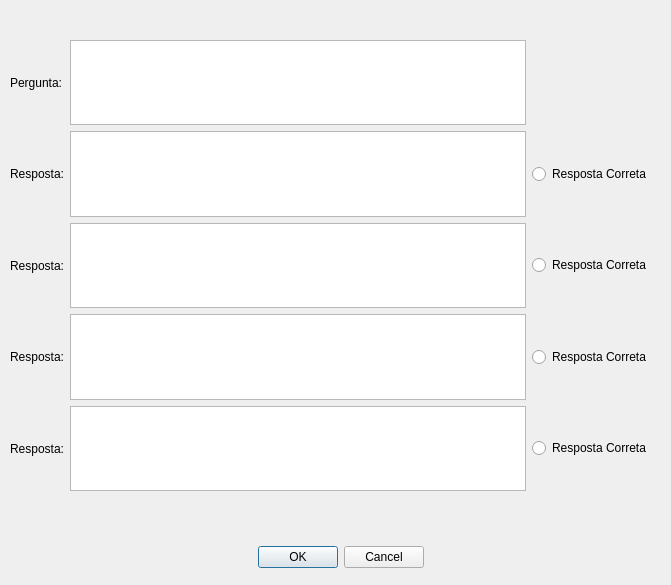
Before: the Qt Designer form anatomy/newquestionwindow.ui in caiovosilva/anatomy, drawn with Qt 5.
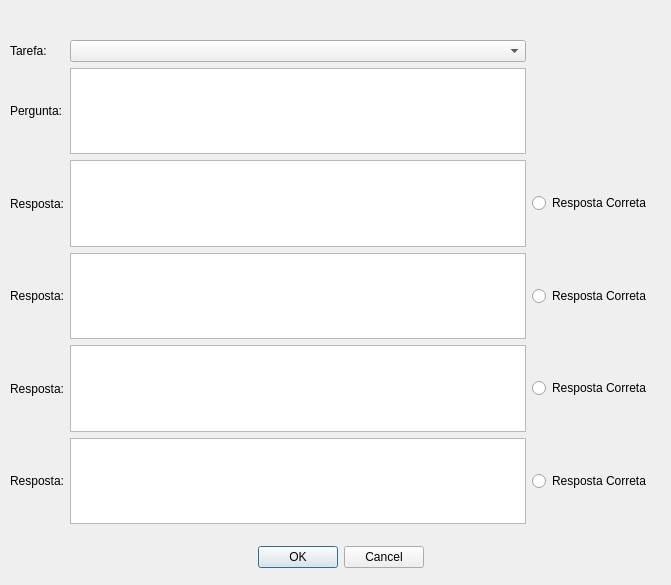
After: the same form once the commit is applied.

Diff of the .ui file:
```diff
--- a/anatomy/newquestionwindow.ui
+++ b/anatomy/newquestionwindow.ui
@@ -32,28 +32,18 @@
      <x>10</x>
      <y>40</y>
      <width>641</width>
-     <height>451</height>
+     <height>484</height>
     </rect>
    </property>
    <layout class="QGridLayout" name="gridLayout">
-    <item row="4" column="1">
-     <widget class="QTextEdit" name="answer4"/>
-    </item>
-    <item row="1" column="2">
-     <widget class="QRadioButton" name="correctAnswer1">
+    <item row="2" column="0">
+     <widget class="QLabel" name="label_2">
       <property name="text">
-       <string>Resposta Correta</string>
+       <string>Resposta:</string>
       </property>
      </widget>
     </item>
-    <item row="3" column="2">
-     <widget class="QRadioButton" name="correctAnswer3">
-      <property name="text">
-       <string>Resposta Correta</string>
-      </property>
-     </widget>
-    </item>
-    <item row="0" column="0">
+    <item row="1" column="0">
      <widget class="QLabel" name="label">
       <property name="text">
        <string>Pergunta:</string>
@@ -63,60 +53,83 @@
       </property>
      </widget>
     </item>
-    <item row="4" column="2">
+    <item row="2" column="2">
+     <widget class="QRadioButton" name="correctAnswer1">
+      <property name="text">
+       <string>Resposta Correta</string>
+      </property>
+     </widget>
+    </item>
+    <item row="5" column="1">
+     <widget class="QTextEdit" name="answer4"/>
+    </item>
+    <item row="5" column="2">
      <widget class="QRadioButton" name="correctAnswer4">
       <property name="text">
        <string>Resposta Correta</string>
       </property>
      </widget>
     </item>
-    <item row="3" column="0">
+    <item row="2" column="1">
+     <widget class="QTextEdit" name="answer1"/>
+    </item>
+    <item row="4" column="0">
      <widget class="QLabel" name="label_4">
       <property name="text">
        <string>Resposta:</string>
       </property>
      </widget>
     </item>
-    <item row="2" column="0">
+    <item row="4" column="1">
+     <widget class="QTextEdit" name="answer3"/>
+    </item>
+    <item row="3" column="0">
      <widget class="QLabel" name="label_3">
       <property name="text">
        <string>Resposta:</string>
       </property>
      </widget>
     </item>
-    <item row="1" column="0">
-     <widget class="QLabel" name="label_2">
-      <property name="text">
-       <string>Resposta:</string>
-      </property>
-     </widget>
-    </item>
-    <item row="0" column="1">
-     <widget class="QTextEdit" name="question"/>
-    </item>
-    <item row="4" column="0">
-     <widget class="QLabel" name="label_5">
-      <property name="text">
-       <string>Resposta:</string>
-      </property>
-     </widget>
-    </item>
     <item row="3" column="1">
-     <widget class="QTextEdit" name="answer3"/>
-    </item>
-    <item row="1" column="1">
-     <widget class="QTextEdit" name="answer1"/>
-    </item>
-    <item row="2" column="1">
      <widget class="QTextEdit" name="answer2"/>
     </item>
-    <item row="2" column="2">
+    <item row="3" column="2">
      <widget class="QRadioButton" name="correctAnswer2">
       <property name="text">
        <string>Resposta Correta</string>
       </property>
      </widget>
     </item>
+    <item row="1" column="1">
+     <widget class="QTextEdit" name="question"/>
+    </item>
+    <item row="5" column="0">
+     <widget class="QLabel" name="label_5">
+      <property name="text">
+       <string>Resposta:</string>
+      </property>
+     </widget>
+    </item>
+    <item row="4" column="2">
+     <widget class="QRadioButton" name="correctAnswer3">
+      <property name="text">
+       <string>Resposta Correta</string>
+      </property>
+     </widget>
+    </item>
+    <item row="0" column="1">
+     <widget class="QComboBox" name="anatomyComboBox"/>
+    </item>
+    <item row="0" column="0">
+     <widget class="QLabel" name="label_6">
+      <property name="text">
+       <string>Tarefa:</string>
+      </property>
+      <property name="buddy">
+       <cstring>question</cstring>
+      </property>
+     </widget>
+    </item>
    </layout>
   </widget>
  </widget>
```
